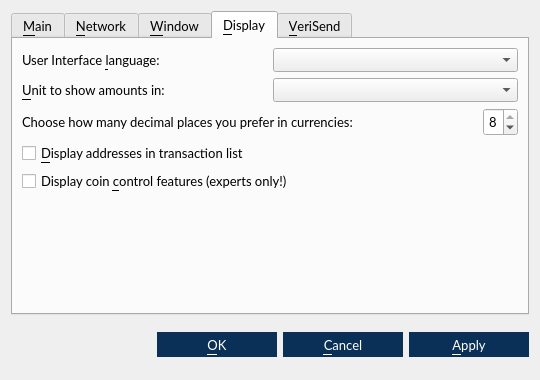
First picture: the form in src/qt/forms/optionsdialog.ui, repository VeriConomy/vericoin, before the edit.
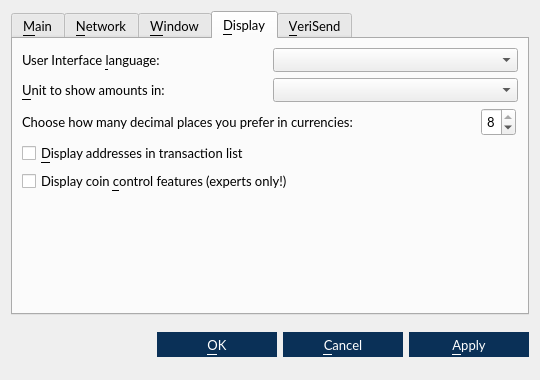
Second picture: the form after the edit. Custom widgets are drawn as their Qt base class.

Commit message: UI tweaks, update to stats/chart url

What changed in the file:
```diff
--- a/src/qt/forms/optionsdialog.ui
+++ b/src/qt/forms/optionsdialog.ui
@@ -412,6 +412,9 @@
          <property name="topMargin">
           <number>0</number>
          </property>
+         <property name="rightMargin">
+          <number>2</number>
+         </property>
          <property name="bottomMargin">
           <number>0</number>
          </property>
```
The commit also changes 1 other file.
